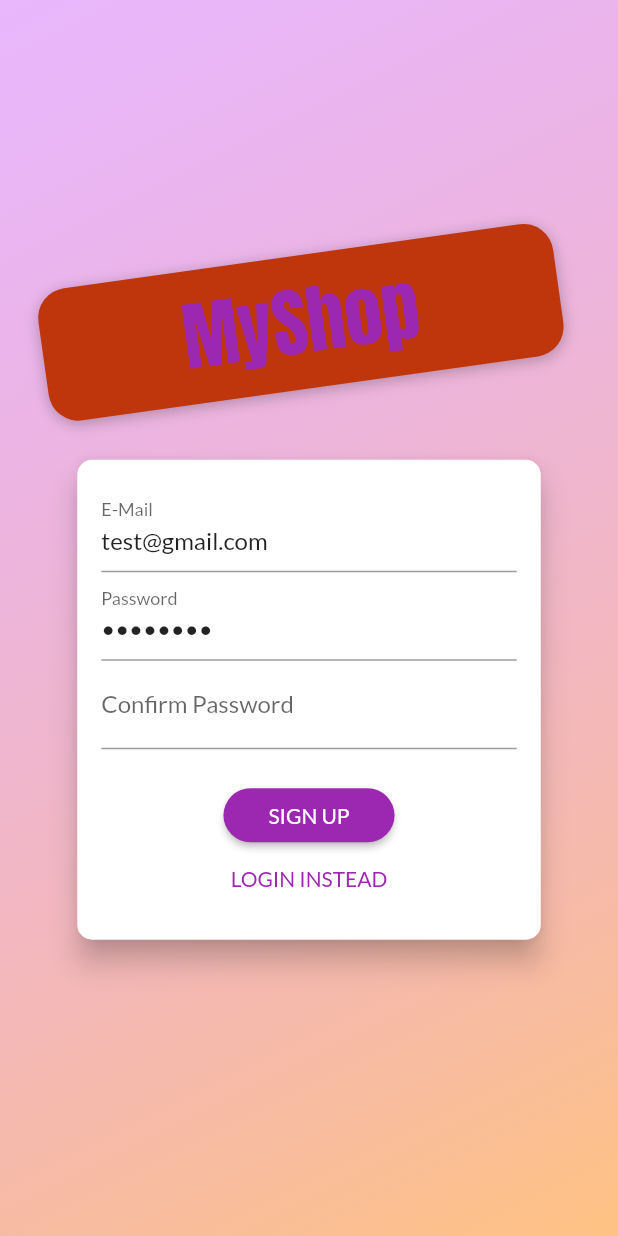
After one commit to kimtuan1102/my_shop, a Flutter app: the screen it shows after launch, after a tap on an icon or button, on a phone screen of 412 x 824 dp. The commit adds this screen. Run offline on Flutter 3.47's test engine with Material 2 defaults, Android fonts, the phone set to English and light mode, and no system bars; our stand-ins replace shared_preferences; network calls fail.

Commit message:
Next lession

```diff
--- a/lib/main.dart
+++ b/lib/main.dart
@@ -1,10 +1,13 @@
 import 'package:flutter/material.dart';
+import 'package:flutter_complete_guide/providers/auth.dart';
 import 'package:flutter_complete_guide/providers/cart.dart';
 import 'package:flutter_complete_guide/providers/orders.dart';
 import 'package:flutter_complete_guide/providers/products.dart';
+import 'package:flutter_complete_guide/screens/auth_screen.dart';
 import 'package:flutter_complete_guide/screens/cart_screen.dart';
 import 'package:flutter_complete_guide/screens/edit_product_screen.dart';
 import 'package:flutter_complete_guide/screens/orders_screen.dart';
+import 'package:flutter_complete_guide/screens/splash_screen.dart';
 import 'package:flutter_complete_guide/screens/user_products_screen.dart';
 import 'package:provider/provider.dart';
 
@@ -18,11 +21,18 @@ class MyApp extends StatelessWidget {
   Widget build(BuildContext context) {
     return MultiProvider(
       providers: [
-        ChangeNotifierProvider(create: (ctx) => Products()),
-        ChangeNotifierProvider(create: (ctx) => Cart()),
-        ChangeNotifierProvider(create: (ctx) => Orders())
+        ChangeNotifierProvider.value(value: Auth()),
+        ChangeNotifierProxyProvider<Auth, Products>(
+            create: (ctx) => Products(authToken: '', userId: ''),
+            update: (ctx, auth, previousProducts) =>
+                Products(authToken: auth.token, userId: auth.userId)),
+        ChangeNotifierProxyProvider<Auth, Orders>(
+            create: (ctx) => Orders(''),
+            update: (ctx, auth, cart) => Orders(auth.token)),
+        ChangeNotifierProvider(create: (ctx) => Cart())
       ],
-      child: MaterialApp(
+      child: Consumer<Auth>(
+        builder: (ctx, auth, _) => MaterialApp(
             title: 'MyShop',
             debugShowCheckedModeBanner: false,
             theme: ThemeData(
@@ -30,7 +40,16 @@ class MyApp extends StatelessWidget {
               accentColor: Colors.deepOrange,
               fontFamily: 'Lato',
             ),
-          home: ProductsOverviewScreen(),
+            home: auth.isAuth
+                ? ProductsOverviewScreen()
+                : FutureBuilder(
+                    future: auth.tryAutoLogin(),
+                    builder: (ctx, authResultSnapshot) =>
+                        authResultSnapshot.connectionState ==
+                                ConnectionState.waiting
+                            ? SplashScreen()
+                            : AuthScreen(),
+                  ),
             routes: {
               ProductDetailScreen.routeName: (ctx) => ProductDetailScreen(),
               CartScreen.routeName: (ctx) => CartScreen(),
@@ -38,6 +57,7 @@ class MyApp extends StatelessWidget {
               UserProductsScreen.routeName: (ctx) => UserProductsScreen(),
               EditProductScreen.routeName: (ctx) => EditProductScreen()
             }),
+      ),
     );
   }
 }
--- /dev/null
+++ b/lib/models/http_exception.dart
@@ -0,0 +1,15 @@
+/**
+ * Created by Trinh Kim Tuan.
+ * Date:  5/9/2022
+ * Time: 10:09 AM
+ */
+class HttpException implements Exception {
+  final String message;
+
+  HttpException(this.message);
+
+  @override
+  String toString() {
+    return message;
+  }
+}
--- /dev/null
+++ b/lib/providers/auth.dart
@@ -0,0 +1,96 @@
+import 'dart:async';
+import 'dart:convert';
+import 'dart:io';
+
+import 'package:flutter/cupertino.dart';
+import 'package:flutter_complete_guide/models/http_exception.dart';
+import 'package:http/http.dart' as http;
+import 'package:shared_preferences/shared_preferences.dart';
+
+/**
+ * Created by Trinh Kim Tuan.
+ * Date:  5/9/2022
+ * Time: 11:55 AM
+ */
+class Auth with ChangeNotifier {
+  String _token = '';
+  DateTime _expiredTime = DateTime.now();
+  String _userId = '';
+  Timer? _authTimer;
+
+  String get userId => _userId;
+
+  bool get isAuth {
+    return token != '';
+  }
+  String get token {
+    if( _expiredTime.isAfter(DateTime.now()) && _token != '') {
+      return _token;
+    }
+    return '';
+  }
+
+  Future<void> _authenticate(String email, String password, String urlSegment) async{
+    final signupUrl =
+        'https://identitytoolkit.googleapis.com/v1/accounts:$urlSegment?key=AIzaSyCLpEQHKObkOpJBMagFxwdPyRYyWnYggzA';
+    final response = await http.post(Uri.parse(signupUrl),
+        body: json.encode(
+            {'email': email, 'password': password, 'returnSecureToken': true}));
+    final responseData = json.decode(response.body);
+    print(responseData);
+    if(responseData['error'] != null) {
+      throw HttpException(responseData['error']['message']);
+    }
+    _token = responseData['idToken'];
+    _userId = responseData['localId'];
+    _expiredTime = DateTime.now().add(Duration(seconds: int.parse(responseData['expiresIn'])));
+    _autoLogout();
+    final prefs = await SharedPreferences.getInstance();
+    final userData = json.encode({
+      'token': _token,
+      'userId': _userId,
+      'expiredTime': _expiredTime
+    });
+    prefs.setString('userData', userData);
+    notifyListeners();
+    print(responseData['expiresIn']);
+  }
+  Future<void> signup(String email, String password) async {
+    return _authenticate(email, password, "signUp");
+  }
+
+  Future<void> login(String email, String password) async {
+    return _authenticate(email, password, 'signInWithPassword');
+  }
+  Future<bool> tryAutoLogin() async {
+    final prefs = await SharedPreferences.getInstance();
+    if(!prefs.containsKey('userData')) {
+      return false;
+    }
+    final extractedUserData = json.decode(prefs.getString('userData')!) as Map<String, dynamic>;
+    final expiredTime = DateTime.parse(extractedUserData['expiredTime']);
+    if(expiredTime.isBefore(DateTime.now())) {
+      return false;
+    }
+    _token = extractedUserData['token'];
+    _userId = extractedUserData['userId'];
+    _expiredTime = expiredTime;
+    notifyListeners();
+    _autoLogout();
+    return true;
+  }
+  void logout() {
+    _token = '';
+    _expiredTime = DateTime.now();
+    _userId = '';
+    _authTimer?.cancel();
+    _authTimer = null;
+    notifyListeners();
+  }
+
+  void _autoLogout() {
+    _authTimer?.cancel();
+    final expiredTimeSeconds = _expiredTime.difference(DateTime.now()).inSeconds;
+    _authTimer = Timer(Duration(seconds: expiredTimeSeconds), logout);
+  }
+}
--- a/lib/providers/cart.dart
+++ b/lib/providers/cart.dart
@@ -20,6 +20,7 @@ class CartItem {
 }
 
 class Cart with ChangeNotifier {
+
   Map<String, CartItem> _items = {};
 
   Map<String, CartItem> get items {
--- /dev/null
+++ b/lib/screens/auth_screen.dart
@@ -0,0 +1,256 @@
+import 'dart:math';
+
+import 'package:flutter/material.dart';
+import 'package:flutter_complete_guide/models/http_exception.dart';
+import 'package:flutter_complete_guide/providers/auth.dart';
+import 'package:provider/provider.dart';
+
+enum AuthMode { Signup, Login }
+
+class AuthScreen extends StatelessWidget {
+  static const routeName = '/auth';
+
+  @override
+  Widget build(BuildContext context) {
+    final deviceSize = MediaQuery.of(context).size;
+    // final transformConfig = Matrix4.rotationZ(-8 * pi / 180);
+    // transformConfig.translate(-10.0);
+    return Scaffold(
+      // resizeToAvoidBottomInset: false,
+      body: Stack(
+        children: <Widget>[
+          Container(
+            decoration: BoxDecoration(
+              gradient: LinearGradient(
+                colors: [
+                  Color.fromRGBO(215, 117, 255, 1).withOpacity(0.5),
+                  Color.fromRGBO(255, 188, 117, 1).withOpacity(0.9),
+                ],
+                begin: Alignment.topLeft,
+                end: Alignment.bottomRight,
+                stops: [0, 1],
+              ),
+            ),
+          ),
+          SingleChildScrollView(
+            child: Container(
+              height: deviceSize.height,
+              width: deviceSize.width,
+              child: Column(
+                mainAxisAlignment: MainAxisAlignment.center,
+                crossAxisAlignment: CrossAxisAlignment.center,
+                children: <Widget>[
+                  Flexible(
+                    child: Container(
+                      margin: EdgeInsets.only(bottom: 20.0),
+                      padding:
+                          EdgeInsets.symmetric(vertical: 8.0, horizontal: 94.0),
+                      transform: Matrix4.rotationZ(-8 * pi / 180)
+                        ..translate(-10.0),
+                      // ..translate(-10.0),
+                      decoration: BoxDecoration(
+                        borderRadius: BorderRadius.circular(20),
+                        color: Colors.deepOrange.shade900,
+                        boxShadow: [
+                          BoxShadow(
+                            blurRadius: 8,
+                            color: Colors.black26,
+                            offset: Offset(0, 2),
+                          )
+                        ],
+                      ),
+                      child: Text(
+                        'MyShop',
+                        style: TextStyle(
+                          color: Theme.of(context).primaryColor,
+                          fontSize: 50,
+                          fontFamily: 'Anton',
+                          fontWeight: FontWeight.normal,
+                        ),
+                      ),
+                    ),
+                  ),
+                  Flexible(
+                    flex: deviceSize.width > 600 ? 2 : 1,
+                    child: AuthCard(),
+                  ),
+                ],
+              ),
+            ),
+          ),
+        ],
+      ),
+    );
+  }
+}
+
+class AuthCard extends StatefulWidget {
+  const AuthCard({
+    Key? key,
+  }) : super(key: key);
+
+  @override
+  _AuthCardState createState() => _AuthCardState();
+}
+
+class _AuthCardState extends State<AuthCard> {
+  final GlobalKey<FormState> _formKey = GlobalKey();
+  AuthMode _authMode = AuthMode.Login;
+  Map<String, String> _authData = {
+    'email': 'test@gmail.com',
+    'password': 'Matkhau1',
+  };
+  var _isLoading = false;
+  //Debug
+  final _passwordController = TextEditingController()..text= 'Matkhau1';
+  void _showErrorDialog(String errorMessage) {
+    showDialog(
+        context: context,
+        builder: (ctx) => AlertDialog(
+              title: Text("Error"),
+              content: Text(errorMessage),
+              actions: [
+                TextButton(
+                    onPressed: () {
+                      Navigator.of(ctx).pop();
+                    },
+                    child: Text('OK'))
+              ],
+            ));
+  }
+
+  Future<void> _submit() async {
+    if (!_formKey.currentState!.validate()) {
+      // Invalid!
+      return;
+    }
+    _formKey.currentState!.save();
+    setState(() {
+      _isLoading = true;
+    });
+    try {
+      if (_authMode == AuthMode.Login) {
+        await Provider.of<Auth>(context, listen: false)
+            .login(_authData['email']!, _authData['password']!);
+      } else {
+        await Provider.of<Auth>(context, listen: false)
+            .signup(_authData['email']!, _authData['password']!);
+      }
+    } on HttpException {
+      var errorMessageFailed = 'Authentication Failed';
+      _showErrorDialog(errorMessageFailed);
+    } catch (error) {
+      print(error);
+      var errorMessageFailed = 'An error occurred';
+      _showErrorDialog(errorMessageFailed);
+    }
+    setState(() {
+      _isLoading = false;
+    });
+  }
+
+  void _switchAuthMode() {
+    if (_authMode == AuthMode.Login) {
+      setState(() {
+        _authMode = AuthMode.Signup;
+      });
+    } else {
+      setState(() {
+        _authMode = AuthMode.Login;
+      });
+    }
+  }
+
+  @override
+  Widget build(BuildContext context) {
+    final deviceSize = MediaQuery.of(context).size;
+    return Card(
+      shape: RoundedRectangleBorder(
+        borderRadius: BorderRadius.circular(10.0),
+      ),
+      elevation: 8.0,
+      child: Container(
+        height: _authMode == AuthMode.Signup ? 320 : 260,
+        constraints:
+            BoxConstraints(minHeight: _authMode == AuthMode.Signup ? 320 : 260),
+        width: deviceSize.width * 0.75,
+        padding: EdgeInsets.all(16.0),
+        child: Form(
+          key: _formKey,
+          child: SingleChildScrollView(
+            child: Column(
+              children: <Widget>[
+                TextFormField(
+                  initialValue: 'test@gmail.com',
+                  decoration: InputDecoration(labelText: 'E-Mail'),
+                  keyboardType: TextInputType.emailAddress,
+                  validator: (value) {
+                    if (value!.isEmpty || !value.contains('@')) {
+                      return 'Invalid email!';
+                    }
+                    return null;
+                  },
+                  onSaved: (value) {
+                    _authData['email'] = value!;
+                  },
+                ),
+                TextFormField(
+                  decoration: InputDecoration(labelText: 'Password'),
+                  obscureText: true,
+                  controller: _passwordController,
+                  validator: (value) {
+                    if (value!.isEmpty || value.length < 5) {
+                      return 'Password is too short!';
+                    }
+                  },
+                  onSaved: (value) {
+                    _authData['password'] = value!;
+                  },
+                ),
+                if (_authMode == AuthMode.Signup)
+                  TextFormField(
+                    enabled: _authMode == AuthMode.Signup,
+                    decoration: InputDecoration(labelText: 'Confirm Password'),
+                    obscureText: true,
+                    validator: _authMode == AuthMode.Signup
+                        ? (value) {
+                            if (value != _passwordController.text) {
+                              return 'Passwords do not match!';
+                            }
+                          }
+                        : null,
+                  ),
+                SizedBox(
+                  height: 20,
+                ),
+                if (_isLoading)
+                  CircularProgressIndicator()
+                else
+                  RaisedButton(
+                    child:
+                        Text(_authMode == AuthMode.Login ? 'LOGIN' : 'SIGN UP'),
+                    onPressed: _submit,
+                    shape: RoundedRectangleBorder(
+                      borderRadius: BorderRadius.circular(30),
+                    ),
+                    padding:
+                        EdgeInsets.symmetric(horizontal: 30.0, vertical: 8.0),
+                    color: Theme.of(context).primaryColor,
+                    textColor: Colors.white,
+                  ),
+                FlatButton(
+                  child: Text(
+                      '${_authMode == AuthMode.Login ? 'SIGNUP' : 'LOGIN'} INSTEAD'),
+                  onPressed: _switchAuthMode,
+                  padding: EdgeInsets.symmetric(horizontal: 30.0, vertical: 4),
+                  materialTapTargetSize: MaterialTapTargetSize.shrinkWrap,
+                  textColor: Theme.of(context).primaryColor,
+                ),
+              ],
+            ),
+          ),
+        ),
+      ),
+    );
+  }
+}
--- /dev/null
+++ b/lib/screens/splash_screen.dart
@@ -0,0 +1,12 @@
+import 'package:flutter/material.dart';
+
+class SplashScreen extends StatelessWidget {
+  @override
+  Widget build(BuildContext context) {
+    return Scaffold(
+      body: Center(
+        child: Text('Loading...'),
+      ),
+    );
+  }
+}
--- a/lib/screens/user_products_screen.dart
+++ b/lib/screens/user_products_screen.dart
@@ -15,7 +15,7 @@ class UserProductsScreen extends StatelessWidget {
   static const routeName = '/user-products';
 
   Future<void> _refreshProduct(BuildContext context) async {
-    await Provider.of<Products>(context).fetchAndSetProducts();
+    await Provider.of<Products>(context, listen: false).fetchAndSetProducts();
   }
   @override
   Widget build(BuildContext context) {
--- a/lib/widgets/product_item.dart
+++ b/lib/widgets/product_item.dart
@@ -1,4 +1,5 @@
 import 'package:flutter/material.dart';
+import 'package:flutter_complete_guide/providers/auth.dart';
 import 'package:flutter_complete_guide/providers/cart.dart';
 import 'package:flutter_complete_guide/providers/product.dart';
 import 'package:provider/provider.dart';
@@ -10,6 +11,7 @@ class ProductItem extends StatelessWidget {
   Widget build(BuildContext context) {
     final product = Provider.of<Product>(context, listen: false);
     final cart = Provider.of<Cart>(context, listen: false);
+    final authData = Provider.of<Auth>(context, listen: false);
     return ClipRRect(
       borderRadius: BorderRadius.circular(10),
       child: GridTile(
@@ -36,7 +38,7 @@ class ProductItem extends StatelessWidget {
             color: Theme
                 .of(context)
                 .accentColor,
-            onPressed: () => product.toggleFavoriteStatus(),
+            onPressed: () => product.toggleFavoriteStatus(authData.token, authData.userId),
           ),
           title: Text(
             product.title,
--- a/pubspec.yaml
+++ b/pubspec.yaml
@@ -26,6 +26,7 @@ dependencies:
   provider: ^6.0.2
   intl: ^0.17.0
   http: ^0.13.4
+  shared_preferences: ^2.0.13
 
 dev_dependencies:
   flutter_test:
```
Also changed, not shown: lib/providers/orders.dart (+60 -1 lines), lib/providers/product.dart (+27 -2 lines), lib/providers/products.dart (+43 -15 lines), lib/screens/cart_screen.dart (+40 -11 lines), lib/screens/orders_screen.dart (+40 -7 lines), lib/widgets/app_drawer.dart (+12 -0 lines), lib/widgets/user_product_item.dart (+8 -2 lines), pubspec.lock, 1 other file. Lines whose indentation alone changed are shown as unchanged.
